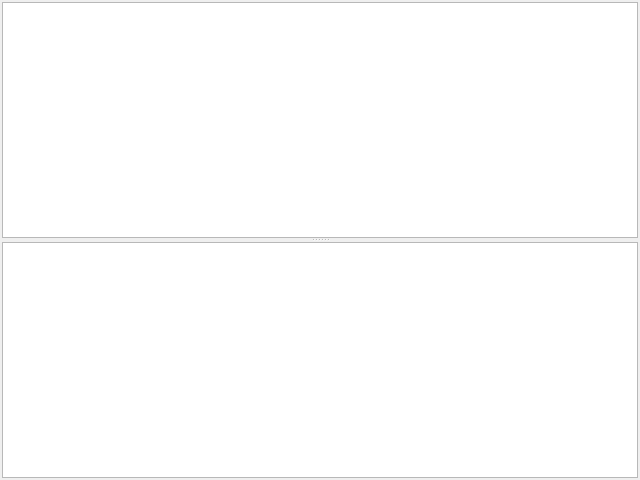
Qt form views/datatable.ui (bendalab/NixView) before a commit.
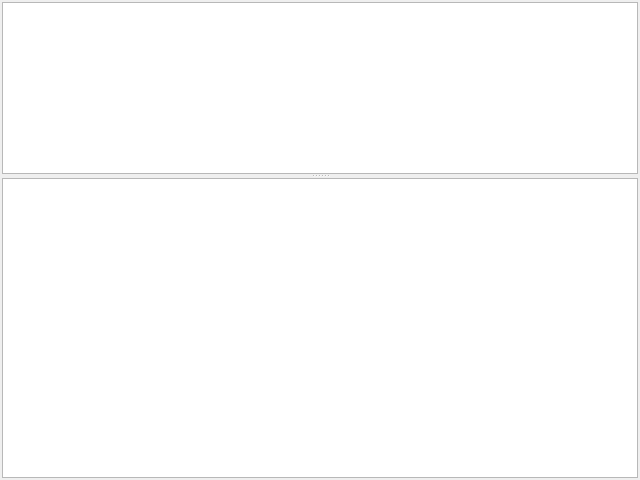
The same form after that commit.

Commit message: [datatable] change default size of splitter windows

```diff
--- a/views/datatable.ui
+++ b/views/datatable.ui
@@ -41,7 +41,7 @@
       <property name="minimumSize">
        <size>
         <width>0</width>
-        <height>200</height>
+        <height>150</height>
        </size>
       </property>
       <property name="acceptDrops">
@@ -52,6 +52,12 @@
       </property>
      </widget>
      <widget class="QTableView" name="table">
+      <property name="minimumSize">
+       <size>
+        <width>0</width>
+        <height>300</height>
+       </size>
+      </property>
       <property name="editTriggers">
        <set>QAbstractItemView::NoEditTriggers</set>
       </property>
```
Lines whose indentation alone changed are shown as unchanged.
